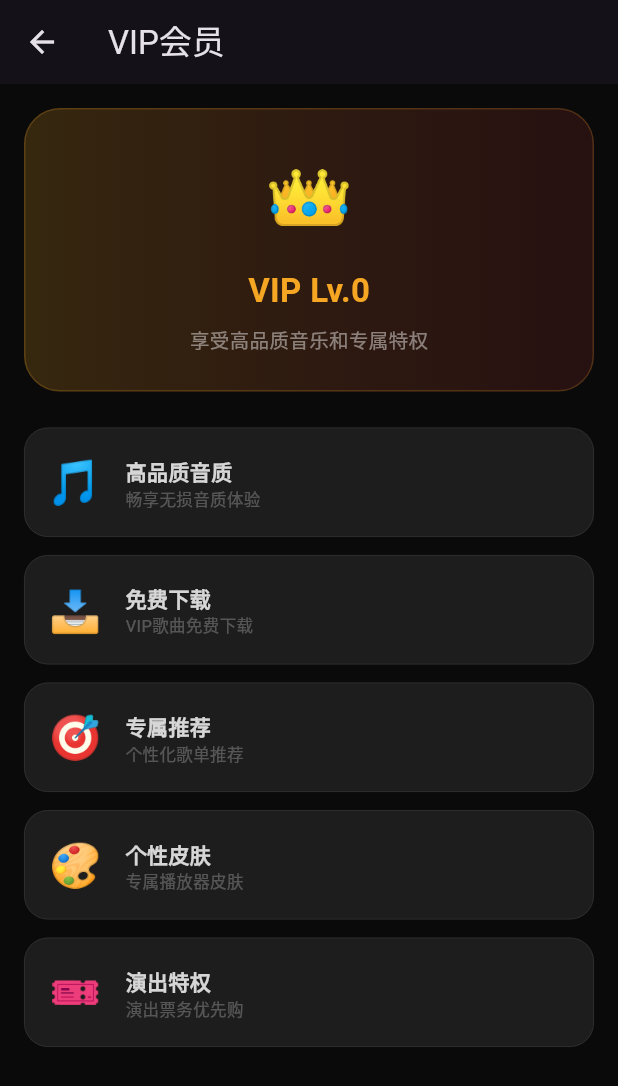
After one commit to enjg/netease-music-flutter, a Flutter app: the VipPage screen opened by its route, on a phone screen of 412 x 824 dp. The commit adds this screen. Shown: the top 1086 px of the screen. Run offline on Flutter 3.47's test engine with Material 3 defaults, Android fonts, the phone set to English and light mode, and no system bars; our stand-ins replace dio, get, get_storage, just_audio, logger; accounts and stored records are empty; network calls fail.

Commit message:
feat: 新增5个模块(radio/video/user-profile/vip/msg) + 路由注册 + 导航
- radio: 电台分类列表页
- video: 视频详情页(点赞/收藏/相关视频)
- user-profile: 用户主页(信息/歌单)
- vip: VIP会员页
- msg: 私信聊天页(发送消息)
- messages: 私信列表点击→聊天
- account: VIP续费→VIP页
- home: 歌单快捷入口→歌单广场

```diff
--- a/lib/app/routes.dart
+++ b/lib/app/routes.dart
@@ -39,6 +39,16 @@ import '../modules/mv/mv_page.dart';
 import '../modules/mv/mv_binding.dart';
 import '../modules/dj/dj_page.dart';
 import '../modules/dj/dj_binding.dart';
+import '../modules/radio/radio_page.dart';
+import '../modules/radio/radio_binding.dart';
+import '../modules/video/video_page.dart';
+import '../modules/video/video_binding.dart';
+import '../modules/user_profile/user_profile_page.dart';
+import '../modules/user_profile/user_profile_binding.dart';
+import '../modules/vip/vip_page.dart';
+import '../modules/vip/vip_binding.dart';
+import '../modules/msg/msg_page.dart';
+import '../modules/msg/msg_binding.dart';
 
 /// 路由表
 class AppRoutes {
@@ -71,6 +81,11 @@ class AppRoutes {
   static const djDetail = '/dj/detail';
   static const djList = '/dj/list';
   static const commentList = '/comment/list';
+  static const radio = '/radio';
+  static const videoDetail = '/video/detail';
+  static const userProfile = '/user/profile';
+  static const vip = '/vip';
+  static const msg = '/msg';
 
   static final pages = <GetPage>[
     GetPage(name: splash, page: () => const SplashPage()),
@@ -96,5 +111,10 @@ class AppRoutes {
     GetPage(name: djDetail, page: () => const DjPage(), binding: DjBinding()),
     GetPage(name: djList, page: () => const DjPage(), binding: DjBinding()),
     GetPage(name: commentList, page: () => CommentPage(resourceId: 0, resourceType: 0)),
+    GetPage(name: radio, page: () => const RadioPage(), binding: RadioBinding()),
+    GetPage(name: videoDetail, page: () => const VideoPage(), binding: VideoBinding()),
+    GetPage(name: userProfile, page: () => const UserProfilePage(), binding: UserProfileBinding()),
+    GetPage(name: vip, page: () => const VipPage(), binding: VipBinding()),
+    GetPage(name: msg, page: () => const MsgPage(), binding: MsgBinding()),
   ];
 }
--- a/lib/modules/account/account_page.dart
+++ b/lib/modules/account/account_page.dart
@@ -64,9 +64,10 @@ class AccountPage extends GetView<AccountController> {
                   Text('VIP Lv.${controller.vipInfo.value['redVipLevel']}', style: const TextStyle(fontSize: 14, fontWeight: FontWeight.w600, color: Color(0xFFF5A623))),
                   const Text('享受高品质音乐', style: TextStyle(fontSize: 11, color: AppColors.textSecondary)),
                 ])),
-                Container(padding: const EdgeInsets.symmetric(horizontal: 14, vertical: 6),
-                  decoration: BoxDecoration(color: const Color(0x26F5A623), borderRadius: BorderRadius.circular(15)),
-                  child: const Text('续费', style: TextStyle(fontSize: 12, color: Color(0xFFF5A623)))),
+                GestureDetector(onTap: () => Get.toNamed('/vip'),
+                  child: Container(padding: const EdgeInsets.symmetric(horizontal: 14, vertical: 6),
+                    decoration: BoxDecoration(color: const Color(0x26F5A623), borderRadius: BorderRadius.circular(15)),
+                    child: const Text('续费', style: TextStyle(fontSize: 12, color: Color(0xFFF5A623))))),
               ]),
             ),
           const SizedBox(height: 16),
--- a/lib/modules/home/widgets/quick_entries.dart
+++ b/lib/modules/home/widgets/quick_entries.dart
@@ -12,7 +12,7 @@ class QuickEntries extends StatelessWidget {
   Widget build(BuildContext context) {
     final entries = [
       _Entry(Icons.radio_rounded, '私人FM', AppRoutes.fm),
-      _Entry(Icons.library_music_rounded, '歌单', AppRoutes.playlistDetail),
+      _Entry(Icons.library_music_rounded, '歌单', AppRoutes.playlistSquare),
       _Entry(Icons.leaderboard_rounded, '排行榜', AppRoutes.charts),
       _Entry(Icons.mic_rounded, '歌手', AppRoutes.artistDetail),
       _Entry(Icons.palette_rounded, '风格', AppRoutes.style),
--- a/lib/modules/messages/messages_page.dart
+++ b/lib/modules/messages/messages_page.dart
@@ -33,7 +33,9 @@ class MessagesPage extends GetView<MessagesController> {
           ...controller.privateMsgs.map((m) {
             final from = m['fromUser'] ?? {};
             final last = m['lastMsg'] ?? {};
-            return Padding(
+return GestureDetector(
+            onTap: () => Get.toNamed('/msg', arguments: {'uid': '${from['userId']}', 'nickname': from['nickname'] ?? ''}),
+            child: Padding(
             padding: const EdgeInsets.symmetric(horizontal: 16, vertical: 8),
             child: Row(children: [
               CircleAvatar(radius: 24, backgroundColor: AppColors.surface,
@@ -54,6 +56,7 @@ class MessagesPage extends GetView<MessagesController> {
                     child: Text('${m['newMsgCount']}', style: const TextStyle(fontSize: 10, color: Colors.white))),
                 ]),
               ]),
+            ),
           );
           }),
           // 通知
--- /dev/null
+++ b/lib/modules/msg/msg_binding.dart
@@ -0,0 +1,7 @@
+import 'package:get/get.dart';
+import 'msg_controller.dart';
+
+class MsgBinding extends Bindings {
+  @override
+  void dependencies() { Get.lazyPut(() => MsgController()); }
+}
--- /dev/null
+++ b/lib/modules/radio/radio_binding.dart
@@ -0,0 +1,7 @@
+import 'package:get/get.dart';
+import 'radio_controller.dart';
+
+class RadioBinding extends Bindings {
+  @override
+  void dependencies() { Get.lazyPut(() => RadioController()); }
+}
--- /dev/null
+++ b/lib/modules/user_profile/user_profile_binding.dart
@@ -0,0 +1,7 @@
+import 'package:get/get.dart';
+import 'user_profile_controller.dart';
+
+class UserProfileBinding extends Bindings {
+  @override
+  void dependencies() { Get.lazyPut(() => UserProfileController()); }
+}
--- /dev/null
+++ b/lib/modules/video/video_binding.dart
@@ -0,0 +1,7 @@
+import 'package:get/get.dart';
+import 'video_controller.dart';
+
+class VideoBinding extends Bindings {
+  @override
+  void dependencies() { Get.lazyPut(() => VideoController()); }
+}
--- /dev/null
+++ b/lib/modules/vip/vip_binding.dart
@@ -0,0 +1,7 @@
+import 'package:get/get.dart';
+import 'vip_controller.dart';
+
+class VipBinding extends Bindings {
+  @override
+  void dependencies() { Get.lazyPut(() => VipController()); }
+}
--- /dev/null
+++ b/lib/modules/vip/vip_controller.dart
@@ -0,0 +1,23 @@
+import 'package:get/get.dart';
+import '../../core/network/api_client.dart';
+import '../../shared/services/auth_service.dart';
+
+class VipController extends GetxController {
+  final _client = ApiClient();
+  final authService = Get.find<AuthService>();
+  final vipInfo = Rx<Map<String, dynamic>>({});
+  final vipProducts = <Map<String, dynamic>>[].obs;
+  final isLoading = true.obs;
+
+  @override
+  void onInit() { super.onInit(); loadData(); }
+
+  Future<void> loadData() async {
+    isLoading.value = true;
+    try {
+      final r = await _client.get('/vip/info');
+      vipInfo.value = Map.from(r.data['data'] ?? r.data);
+    } catch (_) {}
+    isLoading.value = false;
+  }
+}
--- /dev/null
+++ b/lib/modules/vip/vip_page.dart
@@ -0,0 +1,62 @@
+import 'package:flutter/material.dart';
+import 'package:get/get.dart';
+import '../../config/theme/app_colors.dart';
+import '../../config/theme/app_text_styles.dart';
+import '../../shared/widgets/skeleton.dart';
+import 'vip_controller.dart';
+
+class VipPage extends GetView<VipController> {
+  const VipPage({super.key});
+  @override
+  Widget build(BuildContext context) {
+    return Scaffold(
+      backgroundColor: AppColors.background,
+      appBar: AppBar(title: const Text('VIP会员')),
+      body: Obx(() {
+        if (controller.isLoading.value) return const ListSkeleton();
+        final info = controller.vipInfo.value;
+        return SingleChildScrollView(padding: const EdgeInsets.all(16), child: Column(children: [
+          // VIP卡片
+          Container(width: double.infinity, padding: const EdgeInsets.all(24),
+            decoration: BoxDecoration(
+              gradient: const LinearGradient(colors: [Color(0x30F5A623), Color(0x20EC4141)]),
+              borderRadius: BorderRadius.circular(24),
+              border: Border.all(color: const Color(0x33F5A623)),
+            ),
+            child: Column(children: [
+              const Text('👑', style: TextStyle(fontSize: 48)),
+              const SizedBox(height: 12),
+              Text('VIP Lv.${info['redVipLevel'] ?? 0}', style: const TextStyle(fontSize: 22, fontWeight: FontWeight.w700, color: Color(0xFFF5A623))),
+              const SizedBox(height: 8),
+              const Text('享受高品质音乐和专属特权', style: TextStyle(fontSize: 13, color: AppColors.textSecondary)),
+            ]),
+          ),
+          const SizedBox(height: 24),
+          // 特权列表
+          ..._privileges.map((p) => Container(
+            margin: const EdgeInsets.only(bottom: 12), padding: const EdgeInsets.all(16),
+            decoration: BoxDecoration(color: AppColors.glass, borderRadius: BorderRadius.circular(16),
+              border: Border.all(color: AppColors.glassBorder, width: 0.5)),
+            child: Row(children: [
+              Text(p['icon']!, style: const TextStyle(fontSize: 28)),
+              const SizedBox(width: 16),
+              Expanded(child: Column(crossAxisAlignment: CrossAxisAlignment.start, children: [
+                Text(p['title']!, style: AppTextStyles.bodyMedium.copyWith(fontWeight: FontWeight.w600)),
+                Text(p['desc']!, style: AppTextStyles.caption),
+              ])),
+            ]),
+          )),
+          const SizedBox(height: 200),
+        ]));
+      }),
+    );
+  }
+
+  static const _privileges = [
+    {'icon': '🎵', 'title': '高品质音质', 'desc': '畅享无损音质体验'},
+    {'icon': '📥', 'title': '免费下载', 'desc': 'VIP歌曲免费下载'},
+    {'icon': '🎯', 'title': '专属推荐', 'desc': '个性化歌单推荐'},
+    {'icon': '🎨', 'title': '个性皮肤', 'desc': '专属播放器皮肤'},
+    {'icon': '🎫', 'title': '演出特权', 'desc': '演出票务优先购'},
+  ];
+}
```
Also changed, not shown: lib/modules/msg/msg_controller.dart (added, +34 -0 lines), lib/modules/msg/msg_page.dart (added, +63 -0 lines), lib/modules/radio/radio_controller.dart (added, +43 -0 lines), lib/modules/radio/radio_page.dart (added, +78 -0 lines), lib/modules/user_profile/user_profile_controller.dart (added, +44 -0 lines), lib/modules/user_profile/user_profile_page.dart (added, +80 -0 lines), lib/modules/video/video_controller.dart (added, +50 -0 lines), lib/modules/video/video_page.dart (added, +103 -0 lines). Lines whose indentation alone changed are shown as unchanged.
